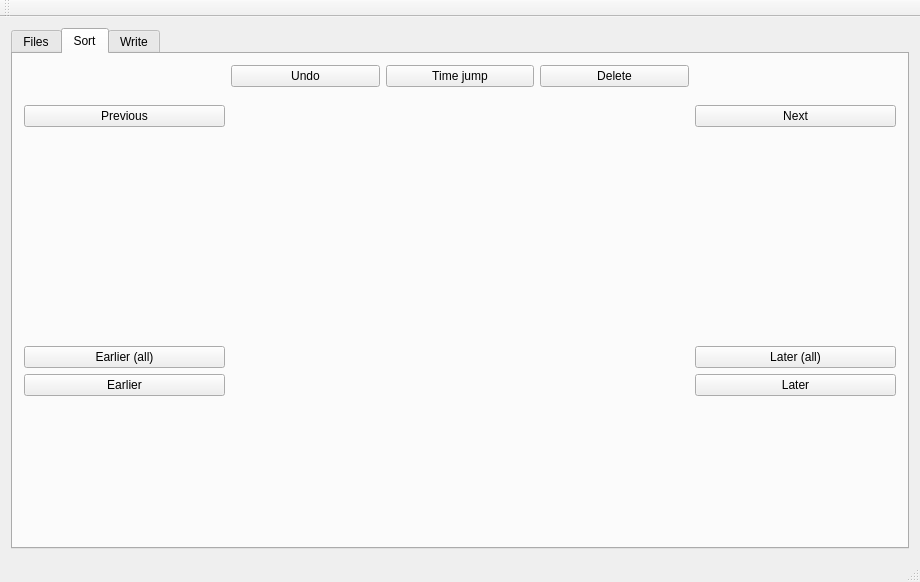
The window that src/mainwindow.ui (tdegeus/chroto) describes before a commit, drawn with Qt 5.
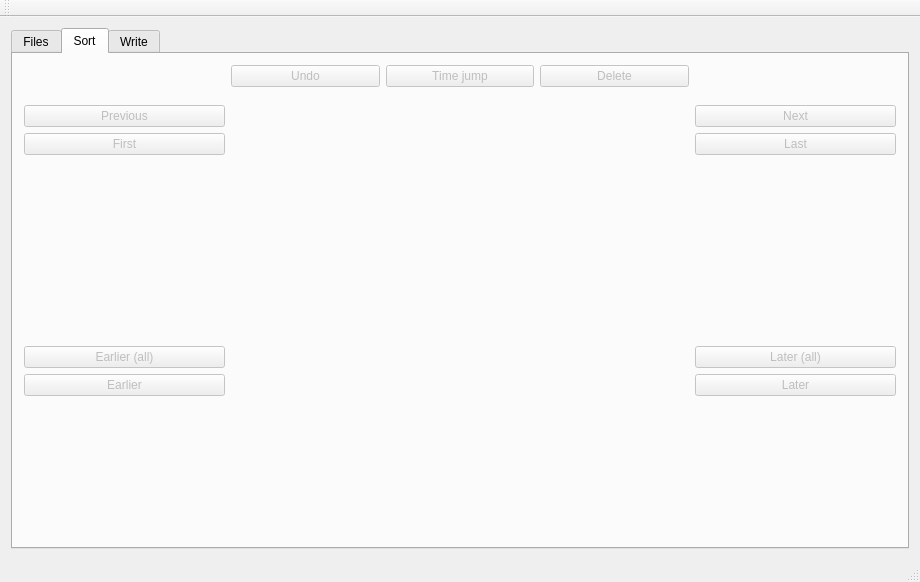
The same window after the commit. The open tabs and pages were chosen to show the change.

Commit message: Before rename operation

What changed in the file:
```diff
--- a/src/mainwindow.ui
+++ b/src/mainwindow.ui
@@ -108,11 +108,24 @@
           </item>
           <item>
            <widget class="QPushButton" name="prev_pushButton">
+            <property name="enabled">
+             <bool>false</bool>
+            </property>
             <property name="text">
              <string>Previous</string>
             </property>
            </widget>
           </item>
+          <item>
+           <widget class="QPushButton" name="first_pushButton">
+            <property name="enabled">
+             <bool>false</bool>
+            </property>
+            <property name="text">
+             <string>First</string>
+            </property>
+           </widget>
+          </item>
           <item>
            <spacer name="verticalSpacer">
             <property name="orientation">
@@ -128,6 +141,9 @@
           </item>
           <item>
            <widget class="QPushButton" name="earlier_all_pushButton">
+            <property name="enabled">
+             <bool>false</bool>
+            </property>
             <property name="text">
              <string>Earlier (all)</string>
             </property>
@@ -135,6 +151,9 @@
           </item>
           <item>
            <widget class="QPushButton" name="earlier_pushButton">
+            <property name="enabled">
+             <bool>false</bool>
+            </property>
             <property name="text">
              <string>Earlier</string>
             </property>
@@ -167,13 +186,19 @@
            <layout class="QHBoxLayout" name="horizontalLayout_3">
             <item>
              <widget class="QPushButton" name="undo_pushButton">
+              <property name="enabled">
+               <bool>false</bool>
+              </property>
               <property name="text">
                <string>Undo</string>
               </property>
              </widget>
             </item>
             <item>
-             <widget class="QPushButton" name="time_pushButton">
+             <widget class="QPushButton" name="jump_pushButton">
+              <property name="enabled">
+               <bool>false</bool>
+              </property>
               <property name="text">
                <string>Time jump</string>
               </property>
@@ -181,6 +206,9 @@
             </item>
             <item>
              <widget class="QPushButton" name="del_pushButton">
+              <property name="enabled">
+               <bool>false</bool>
+              </property>
               <property name="text">
                <string>Delete</string>
               </property>
@@ -223,11 +251,24 @@
           </item>
           <item>
            <widget class="QPushButton" name="next_pushButton">
+            <property name="enabled">
+             <bool>false</bool>
+            </property>
             <property name="text">
              <string>Next</string>
             </property>
            </widget>
           </item>
+          <item>
+           <widget class="QPushButton" name="last_pushButton">
+            <property name="enabled">
+             <bool>false</bool>
+            </property>
+            <property name="text">
+             <string>Last</string>
+            </property>
+           </widget>
+          </item>
           <item>
            <spacer name="verticalSpacer_2">
             <property name="orientation">
@@ -243,6 +284,9 @@
           </item>
           <item>
            <widget class="QPushButton" name="later_all_pushButton">
+            <property name="enabled">
+             <bool>false</bool>
+            </property>
             <property name="text">
              <string>Later (all)</string>
             </property>
@@ -250,6 +294,9 @@
           </item>
           <item>
            <widget class="QPushButton" name="later_pushButton">
+            <property name="enabled">
+             <bool>false</bool>
+            </property>
             <property name="text">
              <string>Later</string>
             </property>
```
Left out of the diff: 17 changed lines with no effect on the pictures. The commit also changes 2 other files.
